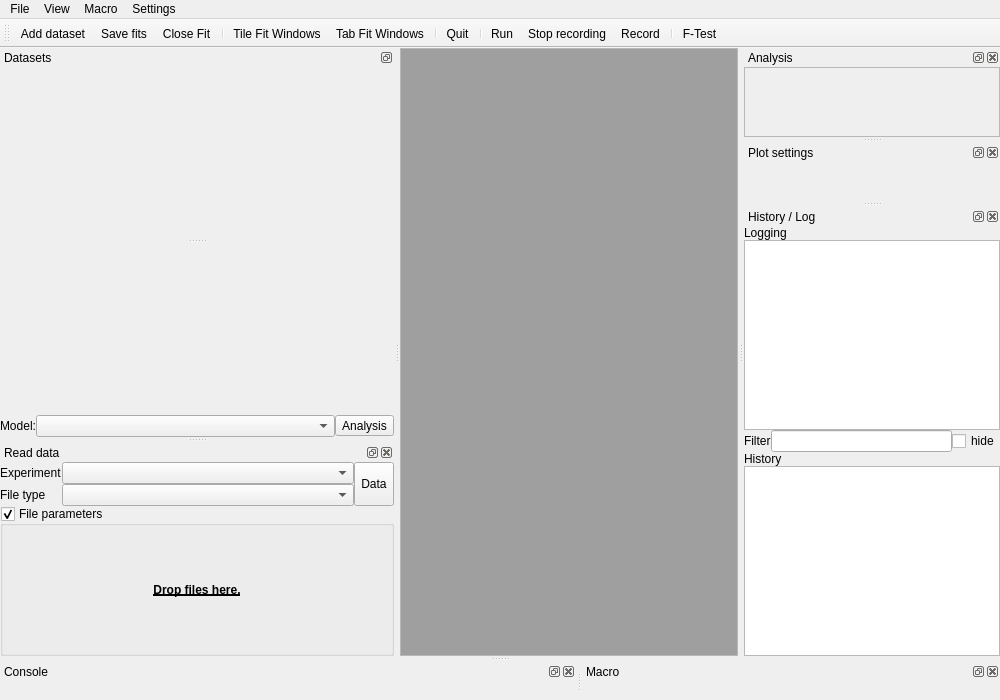
First picture: the form in chisurf/gui/gui.ui, repository Fluorescence-Tools/chisurf, before the edit.
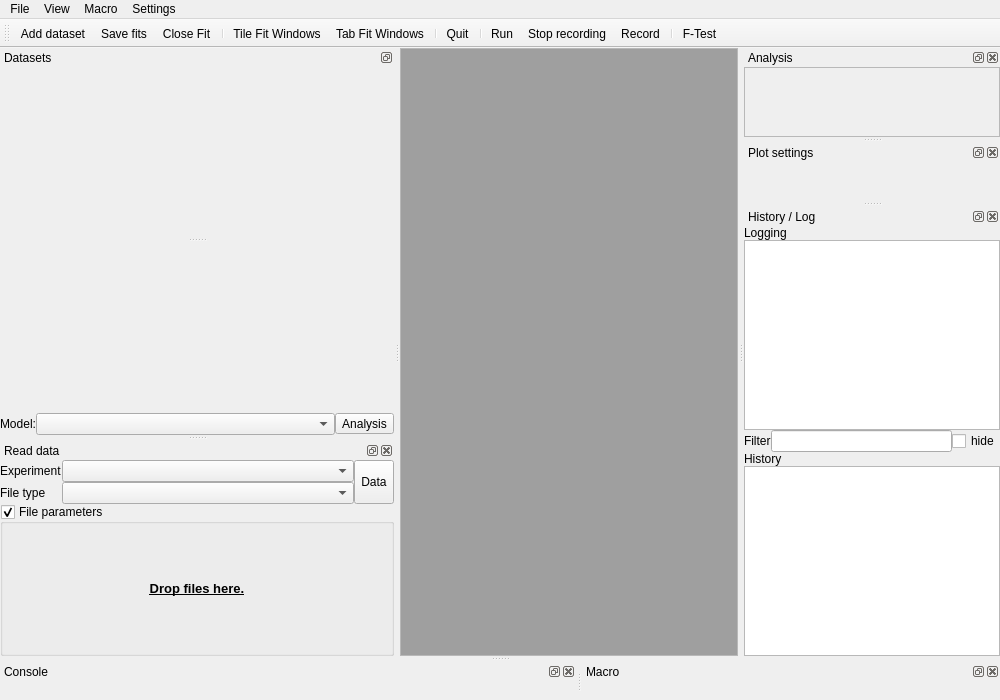
Second picture: the form after the edit. Icons and pictures are not drawn.

Commit message:
style: Adjust font size in GUI to improve readability
- Increased point size to 10 for enhanced text clarity in the interface.

The edit to the form file:
```diff
--- a/chisurf/gui/gui.ui
+++ b/chisurf/gui/gui.ui
@@ -749,6 +749,7 @@
           </property>
           <property name="font">
            <font>
+            <pointsize>10</pointsize>
             <weight>75</weight>
             <bold>true</bold>
             <underline>true</underline>
```
